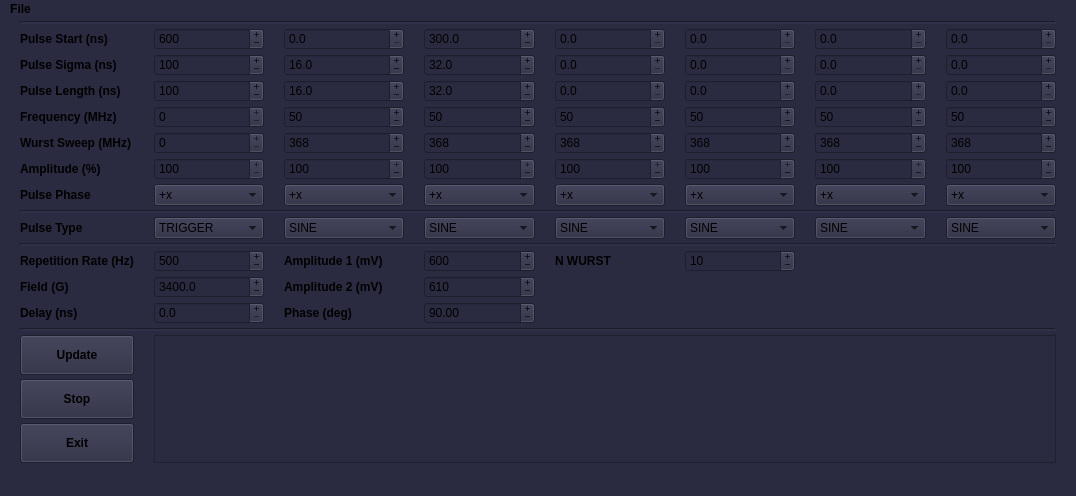
The window that atomize/control_center/gui/awg_main_window.ui (Anatoly1010/Atomize_NIOCH) describes before a commit, drawn with Qt 5.
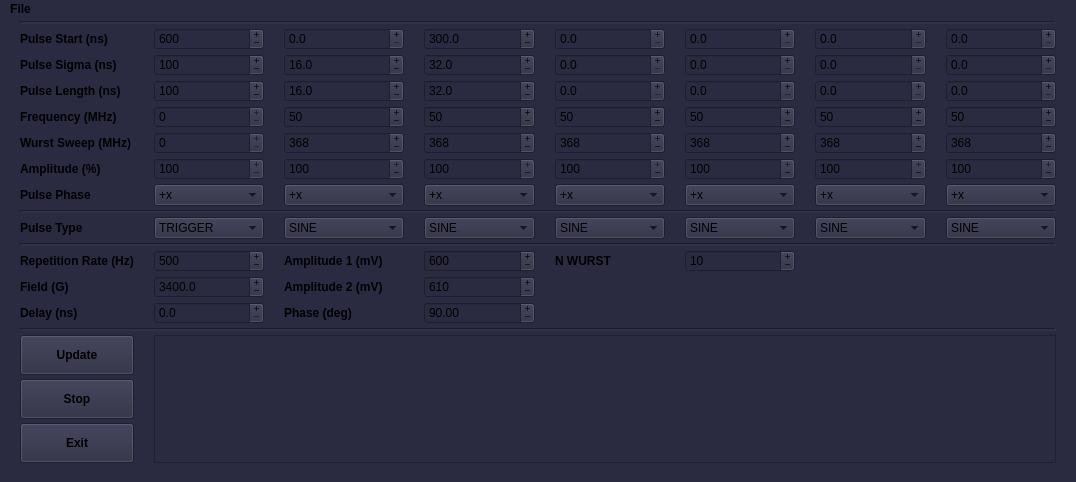
The same window after the commit.

What changed in the file:
```diff
--- a/atomize/control_center/gui/awg_main_window.ui
+++ b/atomize/control_center/gui/awg_main_window.ui
@@ -7,7 +7,7 @@
     <x>0</x>
     <y>0</y>
     <width>1076</width>
-    <height>496</height>
+    <height>482</height>
    </rect>
   </property>
   <property name="sizePolicy">
@@ -19,13 +19,13 @@
   <property name="minimumSize">
    <size>
     <width>1076</width>
-    <height>496</height>
+    <height>482</height>
    </size>
   </property>
   <property name="maximumSize">
    <size>
     <width>1076</width>
-    <height>496</height>
+    <height>482</height>
    </size>
   </property>
   <property name="sizeIncrement">
```
